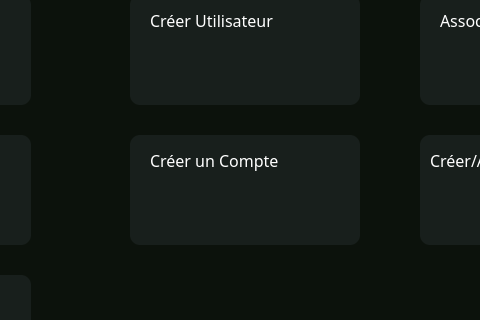
Old version of the form admin_homepage.ui in the repository SparqueeZ/Bank-Root; both pictures show x 440 to 920 and y 185 to 505 of the 1189 by 688 pixel window.
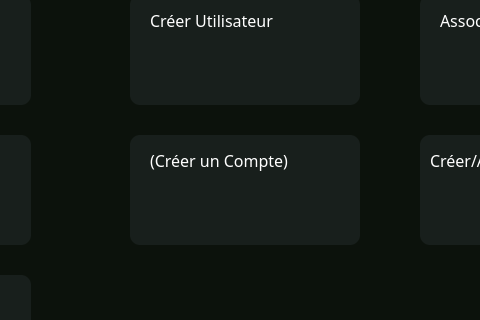
New version of the form. Icons and pictures are not drawn.

Diff of the .ui file:
```diff
--- a/admin_homepage.ui
+++ b/admin_homepage.ui
@@ -252,7 +252,7 @@
 }</string>
      </property>
      <property name="text">
-      <string>Créer un Compte</string>
+      <string>(Créer un Compte)</string>
      </property>
     </widget>
     <widget class="QToolButton" name="toolButton_25">
```
Left out of the diff: 60 changed lines with no effect on the pictures.
